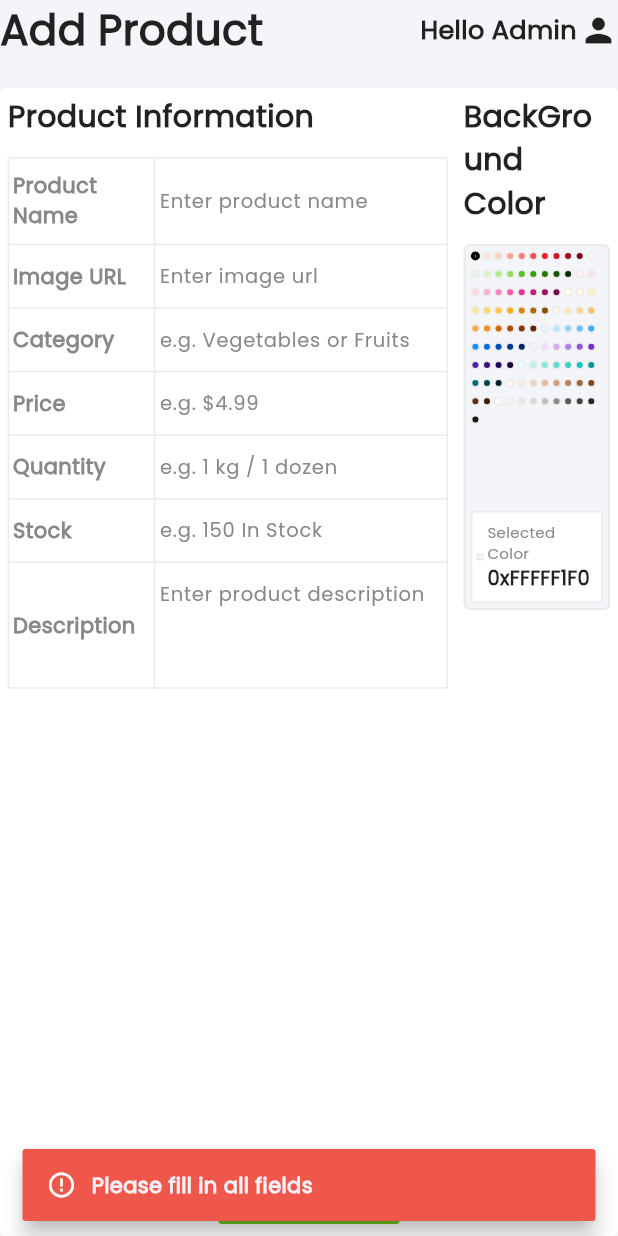
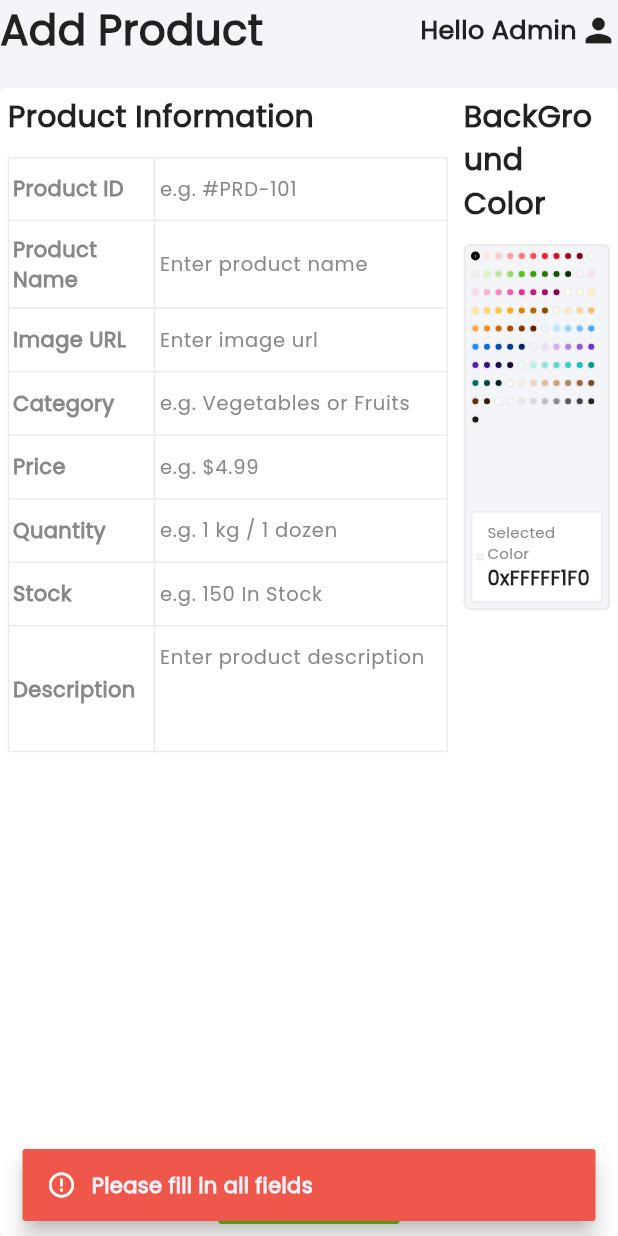
Before and after one commit to ektadhankecha/grocery-admin-panel, a Flutter app: the ProductDetail screen opened directly, after a tap on "Save Product", on a phone screen of 412 x 824 dp. Run offline on Flutter 3.47's test engine with Material 3 defaults, Android fonts, the phone set to English and light mode, and no system bars; our stand-ins replace cloud_firestore, firebase_core, flutter_screenutil, flutter_svg, iconsax_flutter, image_picker; accounts and stored records are empty; statements that could not run were skipped.

Commit message:
Add ProductId

```diff
--- a/lib/model/product_model.dart
+++ b/lib/model/product_model.dart
@@ -3,6 +3,7 @@ import 'package:flutter/material.dart';
 
 class ProductModel {
   final String id;
+  final String productId;
   final String name;
   final String category;
   final String image;
@@ -14,6 +15,7 @@ class ProductModel {
 
   const ProductModel({
     required this.id,
+    required this.productId,
     required this.name,
     required this.category,
     required this.image,
@@ -26,6 +28,7 @@ class ProductModel {
   factory ProductModel.fromFirestore(Map<String, dynamic> data, String id) {
     return ProductModel(
       id: id,
+      productId: data['productId'] ?? '',
       name: data['name'] ?? '',
       category: data['category'] ?? '',
       image: data['image'] ?? '',
@@ -39,6 +42,7 @@ class ProductModel {
 
   Map<String, dynamic> toFirestore() {
     return {
+      'productId' : productId,
       'name': name,
       'category': category,
       'image': image,
--- a/lib/screen/orders/order_provider.dart
+++ b/lib/screen/orders/order_provider.dart
@@ -8,7 +8,7 @@ class OrderProvider extends ChangeNotifier {
   }
   List<OrderModel> orderList = [];
   void listenToOrder() {
-    FirebaseFirestore.instance.collection("Orders").snapshots().listen((snapshot) {
+    FirebaseFirestore.instance.collection("Orders").orderBy("orderNumber", descending: true).snapshots().listen((snapshot) {
       final List<OrderModel> loadedOrders = [];
       for (var doc in snapshot.docs) {
         try {
--- a/lib/screen/products/product_detail.dart
+++ b/lib/screen/products/product_detail.dart
@@ -59,13 +59,10 @@ class ProductDetail extends StatefulWidget {
 }
 
 class _ProductDetailState extends State<ProductDetail> {
-
   bool isEditing = false;
-
-
   Color selectedColor = Color(productColors.first);
 
-
+   final TextEditingController productIdController = TextEditingController();
   final TextEditingController nameController = TextEditingController();
   final TextEditingController imageController = TextEditingController();
   final TextEditingController categoryController = TextEditingController();
@@ -84,7 +81,7 @@ class _ProductDetailState extends State<ProductDetail> {
     if (product != null) {
       // Existing product: load data into controllers and state
       selectedColor = product.bgColor;
-
+      productIdController.text = product.productId;
       nameController.text = product.name;
       imageController.text = product.image;
       categoryController.text = product.category;
@@ -100,7 +97,7 @@ class _ProductDetailState extends State<ProductDetail> {
 
   @override
   void dispose() {
-
+    productIdController.dispose();
     nameController.dispose();
     imageController.dispose();
     categoryController.dispose();
@@ -128,7 +125,8 @@ class _ProductDetailState extends State<ProductDetail> {
   // FORM VALIDATION & ACTIONS
 
   bool validateFields() {
-    if (nameController.text.trim().isEmpty ||
+    if (productIdController.text.trim().isEmpty ||
+    nameController.text.trim().isEmpty ||
         imageController.text.trim().isEmpty ||
         categoryController.text.trim().isEmpty ||
         priceController.text.trim().isEmpty ||
@@ -140,117 +138,10 @@ class _ProductDetailState extends State<ProductDetail> {
     }
     return true;
   }
-  //
-  // void handleButtonAction({ProductModel? product}) {
-  // //  final ProductModel? product;
-  //   if (isAddMode) {
-  //     ProductProvider().addProduct(name: nameController.text.trim(),
-  //         category: categoryController.text.trim(),
-  //         image: imageController.text.trim(),
-  //         bgColor: selectedColor,
-  //         stock: stockController.text.trim(),
-  //         price: priceController.text.trim(),
-  //         quantity: quantityController.text.trim(),
-  //         description: descriptionController.text.trim());
-  //   } else if (!isEditing) {
-  //     // Switch from view mode to edit mode
-  //     setState(() => isEditing = true);
-  //   } else {
-  //     ProductProvider().updateProduct(
-  //         id: product.id,
-  //         name: nameController.text.trim(),
-  //         category: categoryController.text.trim(),
-  //         image: imageController.text.trim(),
-  //         bgColor: selectedColor,
-  //         stock: stockController.text.trim(),
-  //         price: priceController.text.trim(),
-  //         quantity: quantityController.text.trim(),
-  //         description: descriptionController.text.trim());
-  //   }
-  // }
-
-  // void saveNewProduct() {
-  //   if (!validateFields()) return;
-  //
-  //   // Clean user-entered ID
-  //   // final cleanIdStr = idController.text
-  //   //     .replaceAll('#', '')
-  //   //     .replaceAll('PRD-', '')
-  //   //     .replaceAll('prd-', '')
-  //   //     .trim();
-  //
-  //  // final int? parsedId = int.tryParse(cleanIdStr);
-  //  //  if (parsedId == null || parsedId <= 0) {
-  //  //    showSnackBar(
-  //  //      "Please enter a valid numeric Product ID (e.g. 101 or #PRD-101)",
-  //  //      isError: true,
-  //  //    );
-  //  //    return;
-  //  //  }
-  //  //
-  //  //  final int newId = parsedId;
-  //
-  //   // final newProduct = ProductModel(
-  //   //   id: ,
-  //   //   name: nameController.text.trim(),
-  //   //   category: categoryController.text.trim(),
-  //   //   image: imageController.text.trim(),
-  //   //   bgColor: selectedColor,
-  //   //   stock: stockController.text.trim(),
-  //   //   price: formatPrice(priceController.text.trim()),
-  //   //   quantity: quantityController.text.trim(),
-  //   //   description: descriptionController.text.trim(),
-  //   // );
-  //
-  //   showSnackBar("Product added successfully!");
-  //   widget.onSave?.call(newProduct);
-  //   widget.onBack?.call();
-  // }
-
-  // void updateExistingProduct() {
-  //   if (!validateFields()) return;
-  //
-  //   final updatedProduct = ProductModel(
-  //     id: widget.product!.id,
-  //     name: nameController.text.trim(),
-  //     category: categoryController.text.trim(),
-  //     image: imageController.text.trim(),
-  //     bgColor: selectedColor,
-  //     stock: stockController.text.trim(),
-  //     price: formatPrice(priceController.text.trim()),
-  //     quantity: quantityController.text.trim(),
-  //     description: descriptionController.text.trim(),
-  //   );
-  //
-  //   showSnackBar("Product updated successfully!");
-  //   widget.onSave?.call(updatedProduct);
-  //   setState(() => isEditing = false);
-  //   widget.onBack?.call();
-  // }
 
 
 
 
-  // IMAGE PICKER & DIALOGS
-
-  // Future<void> pickImage() async {
-  //   try {
-  //     final XFile? image = await picker.pickImage(
-  //       source: ImageSource.gallery,
-  //       maxWidth: 400,
-  //       maxHeight: 400,
-  //       imageQuality: 80,
-  //     );
-  //     if (image != null) {
-  //       final bytes = await image.readAsBytes();
-  //       setState(() {
-  //         pickedImageBytes = bytes;
-  //       });
-  //     }
-  //   } catch (e) {
-  //     debugPrint("Error picking image: $e");
-  //   }
-  // }
 
   void showSnackBar(String message, {bool isError = false}) {
     ScaffoldMessenger.of(context).showSnackBar(
@@ -344,9 +235,16 @@ class _ProductDetailState extends State<ProductDetail> {
                   Center(child:   ElevatedButton(
                    // onPressed: handleButtonAction,
                     onPressed: () async {
+                      if(!isAddMode && !isEditing){
+                        setState(() {
+                          isEditing = true;
+                        });
+                        return;
+                      }
                       if(!validateFields()) return;
                       if (isAddMode) {
                         await context.read<ProductProvider>().addProduct(
+                          productId: productIdController.text.trim(),
                             name: nameController.text.trim(),
                             category: categoryController.text.trim(),
                             image: imageController.text.trim(),
@@ -359,12 +257,10 @@ class _ProductDetailState extends State<ProductDetail> {
                         if (context.mounted) {
                           widget.onBack?.call();
                         }
-                      } else if (!isEditing) {
-                        // Switch from view mode to edit mode
-                        setState(() => isEditing = true);
                       } else {
                         await context.read<ProductProvider>().updateProduct(
                             id: widget.product!.id,
+                            productId: productIdController.text.trim(),
                             name: nameController.text.trim(),
                             category: categoryController.text.trim(),
                             image: imageController.text.trim(),
@@ -431,12 +327,12 @@ class _ProductDetailState extends State<ProductDetail> {
             },
             defaultVerticalAlignment: TableCellVerticalAlignment.middle,
             children: [
-              // buildTableRow(
-              //   title: "Product ID",
-              //   controller: idController,
-              //   hintText: "e.g. #PRD-101",
-              //   readOnly: !isEditing,
-              // ),
+              buildTableRow(
+                title: "Product ID",
+                controller: productIdController,
+                hintText: "e.g. #PRD-101",
+                readOnly: !isEditing,
+              ),
               buildTableRow(
                 title: "Product Name",
                 controller: nameController,
--- a/lib/screen/products/product_provider.dart
+++ b/lib/screen/products/product_provider.dart
@@ -22,6 +22,7 @@ class ProductProvider extends ChangeNotifier {
   }
 
   Future<void> addProduct({
+    required String productId,
     required String name,
     required String category,
     required String image,
@@ -32,6 +33,7 @@ class ProductProvider extends ChangeNotifier {
     required String description,
   }) async{
     await productCollection.add({
+      'productId' :productId,
       'name' : name,
       'category' : category,
       'image' : image,
@@ -45,6 +47,7 @@ class ProductProvider extends ChangeNotifier {
 
   Future<void> updateProduct({
     required String id,
+    required String productId,
     required String name,
     required String category,
     required String image,
@@ -55,6 +58,7 @@ class ProductProvider extends ChangeNotifier {
     required String description,
   }) async{
     await productCollection.doc(id).update({
+      'productId' : productId,
       'name' : name,
       'category' : category,
       'image' : image,
```
Also changed, not shown: lib/screen/products/products_screen.dart (+10 -29 lines).
